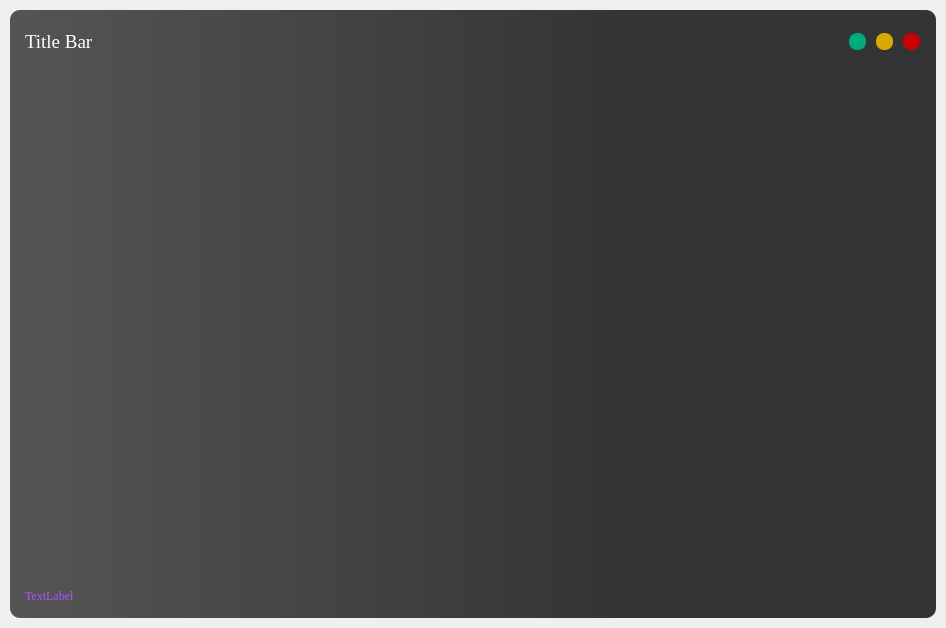
Qt form ui_main.ui (HSU-S21-CS232/P03-mc683) before a commit.
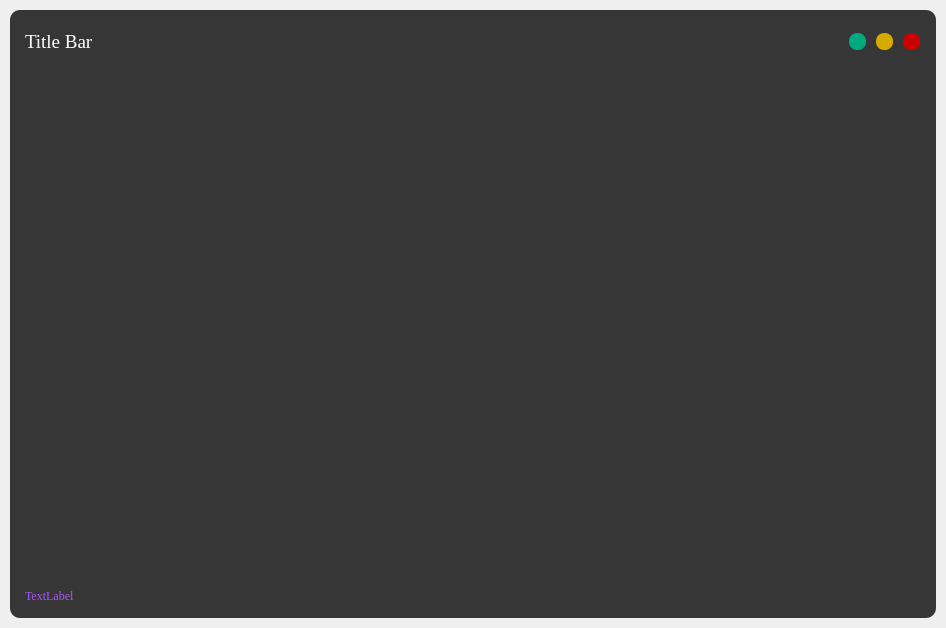
The same form after that commit.

Commit message: Changed colors and renamed main_window to ui_main.

The edit to the form file:
```diff
--- a/ui_main.ui
+++ b/ui_main.ui
@@ -33,7 +33,7 @@
     <item>
      <widget class="QFrame" name="drop_shadow_frame">
       <property name="styleSheet">
-       <string notr="true">background-color: qlineargradient(spread:pad, x1:0, y1:0, x2:1, y2:0, stop:0.0170455 rgba(84, 84, 84, 255), stop:0.659091 rgba(52, 52, 52, 255));
+       <string notr="true">background-color: rgb(54, 54, 54);
 border-radius: 10px;</string>
       </property>
       <property name="frameShape">
```
The commit also changes 1 other file.
